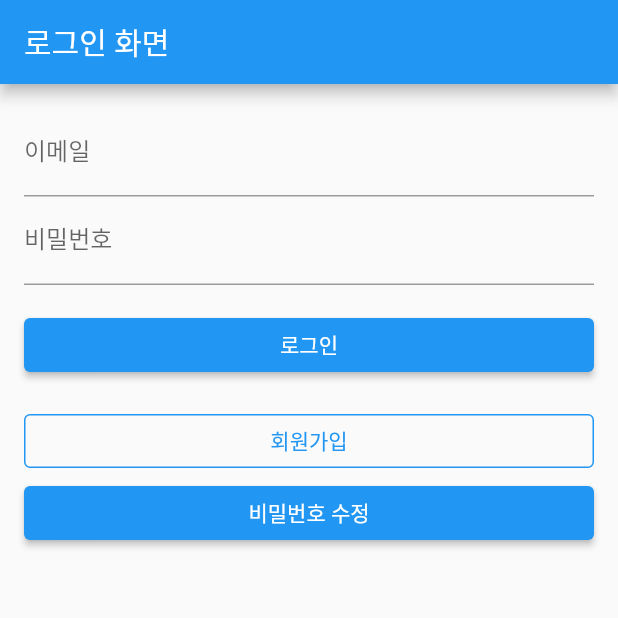
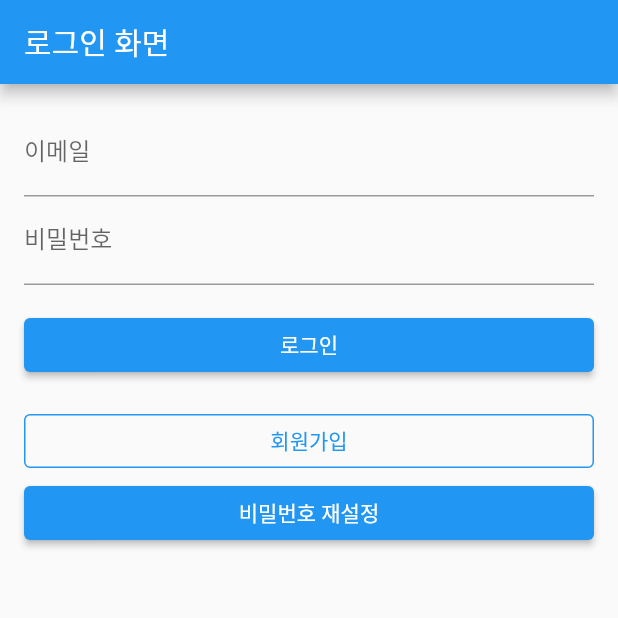
Before and after one commit to ehfdkdhswlgh/live_accident_application, a Flutter app: the screen it shows after launch, on a phone screen of 412 x 824 dp, the top half of it. Run offline on Flutter 3.47's test engine with Material 2 defaults, Android fonts, the phone set to English and light mode, and no system bars; our stand-ins replace cached_network_image, carousel_slider, cloud_firestore, firebase_auth, firebase_core, firebase_storage and 7 more; accounts and stored records are empty.

```diff
--- a/lib/haechan/login.dart
+++ b/lib/haechan/login.dart
@@ -303,7 +303,7 @@ class _MyHomePageState extends State<MyHomePage> {
                     foregroundColor: Colors.white,
                     backgroundColor: Colors.blue,
                   ),
-                  child: Text("비밀번호 수정"),
+                  child: Text("비밀번호 재설정"),
                 ),
               ),
 
```
